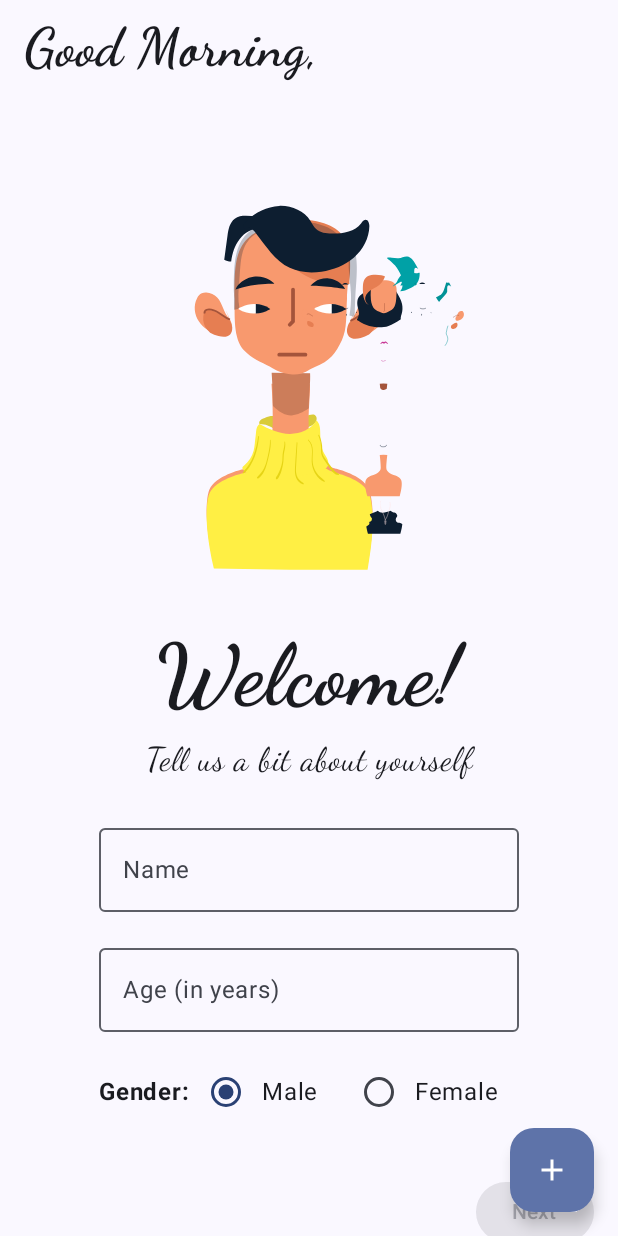
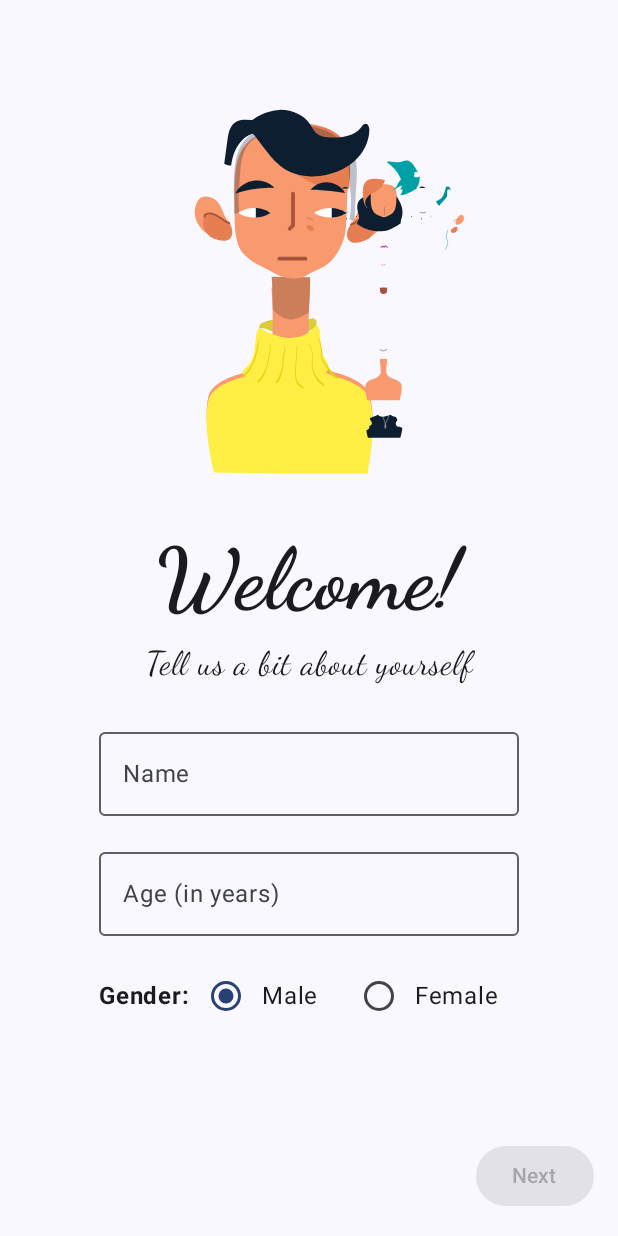
Before and after one commit to sahilydv18/CalorieTracker, an Android app built with Jetpack Compose: the screen it shows after launch (MainActivity), on a phone screen of 412 x 824 dp. Run offline under Robolectric (Android 15) with nearby library versions, the light colour scheme and no system bars; our stand-ins replace Dagger/Hilt's generated code, Room's generated code.

Commit message:
instead of using general top app bar and fab, switched to using composable specific top app bar and fab

```diff
--- a/app/src/main/java/com/example/calorietracker/MainActivity.kt
+++ b/app/src/main/java/com/example/calorietracker/MainActivity.kt
@@ -7,25 +7,16 @@ import androidx.activity.enableEdgeToEdge
 import androidx.compose.foundation.layout.fillMaxSize
 import androidx.compose.foundation.layout.padding
 import androidx.compose.material3.Scaffold
-import androidx.compose.runtime.LaunchedEffect
 import androidx.compose.runtime.collectAsState
 import androidx.compose.runtime.getValue
-import androidx.compose.runtime.mutableStateOf
-import androidx.compose.runtime.saveable.rememberSaveable
-import androidx.compose.runtime.setValue
 import androidx.compose.ui.Modifier
 import androidx.core.splashscreen.SplashScreen.Companion.installSplashScreen
 import androidx.hilt.navigation.compose.hiltViewModel
 import com.example.calorietracker.ui.HomeScreen
-import com.example.calorietracker.ui.HomeScreenFAB
-import com.example.calorietracker.ui.HomeScreenTopAppBar
 import com.example.calorietracker.ui.onboarding.OnboardingViewModel
 import com.example.calorietracker.ui.onboarding.screen.OnboardingScreen
 import com.example.calorietracker.ui.theme.CalorieTrackerTheme
 import dagger.hilt.android.AndroidEntryPoint
-import kotlinx.coroutines.CoroutineScope
-import kotlinx.coroutines.Dispatchers
-import kotlinx.coroutines.launch
 
 @AndroidEntryPoint
 class MainActivity : ComponentActivity() {
@@ -46,25 +37,9 @@ class MainActivity : ComponentActivity() {
                 onboardingViewModel.conditionForSplashScreen.size < 1
             }
 
-            var name by rememberSaveable {
-                mutableStateOf("")
-            }
-            LaunchedEffect(Unit) {
-                CoroutineScope(Dispatchers.IO).launch {
-                    name = onboardingViewModel.getName()
-                }
-            }
-
-
             CalorieTrackerTheme {
                 Scaffold(
-                    modifier = Modifier.fillMaxSize(),
-                    topBar = {
-                        HomeScreenTopAppBar(name)
-                    },
-                    floatingActionButton = {
-                        HomeScreenFAB()
-                    }
+                    modifier = Modifier.fillMaxSize()
                 ) { innerPadding ->
                     if (shouldShowOnboarding) {
                         OnboardingScreen(
--- a/app/src/main/java/com/example/calorietracker/ui/HomeScreen.kt
+++ b/app/src/main/java/com/example/calorietracker/ui/HomeScreen.kt
@@ -1,6 +1,5 @@
 package com.example.calorietracker.ui
 
-import android.annotation.SuppressLint
 import androidx.compose.foundation.layout.Arrangement
 import androidx.compose.foundation.layout.Box
 import androidx.compose.foundation.layout.Column
@@ -12,6 +11,7 @@ import androidx.compose.foundation.layout.padding
 import androidx.compose.foundation.layout.size
 import androidx.compose.material3.Card
 import androidx.compose.material3.CircularProgressIndicator
+import androidx.compose.material3.Scaffold
 import androidx.compose.material3.Text
 import androidx.compose.runtime.Composable
 import androidx.compose.runtime.LaunchedEffect
@@ -32,7 +32,6 @@ import com.example.calorietracker.ui.viewmodel.DatabaseViewModel
 import kotlinx.coroutines.Dispatchers
 import kotlinx.coroutines.launch
 
-@SuppressLint("UnusedMaterial3ScaffoldPaddingParameter")
 @Composable
 fun HomeScreen(
     modifier: Modifier = Modifier,
@@ -73,9 +72,19 @@ fun HomeScreen(
         mutableFloatStateOf(100F)
     }
 
+    Scaffold(
+        modifier = Modifier.fillMaxSize(),
+        topBar = {
+            HomeScreenTopAppBar(name = name)
+        },
+        floatingActionButton = {
+            HomeScreenFAB()
+        }
+    ) { innerPadding ->
         Column(
             modifier = modifier
-            .fillMaxSize(),
+                .fillMaxSize()
+                .padding(innerPadding),
             horizontalAlignment = Alignment.CenterHorizontally,
         ) {
             LaunchedEffect(Unit) {
@@ -107,7 +116,7 @@ fun HomeScreen(
             Card(
                 modifier = Modifier
                     .fillMaxWidth()
-                .padding(16.dp)
+                    .padding(start = 16.dp, end = 16.dp, bottom = 16.dp)
             ) {
                 Row(
                     modifier = Modifier
@@ -196,6 +205,7 @@ fun HomeScreen(
 //        }
             }
         }
+    }
 
 }
 
```
Also changed, not shown: app/src/main/java/com/example/calorietracker/ui/UiUtils.kt (+10 -8 lines). Lines whose indentation alone changed are shown as unchanged.
